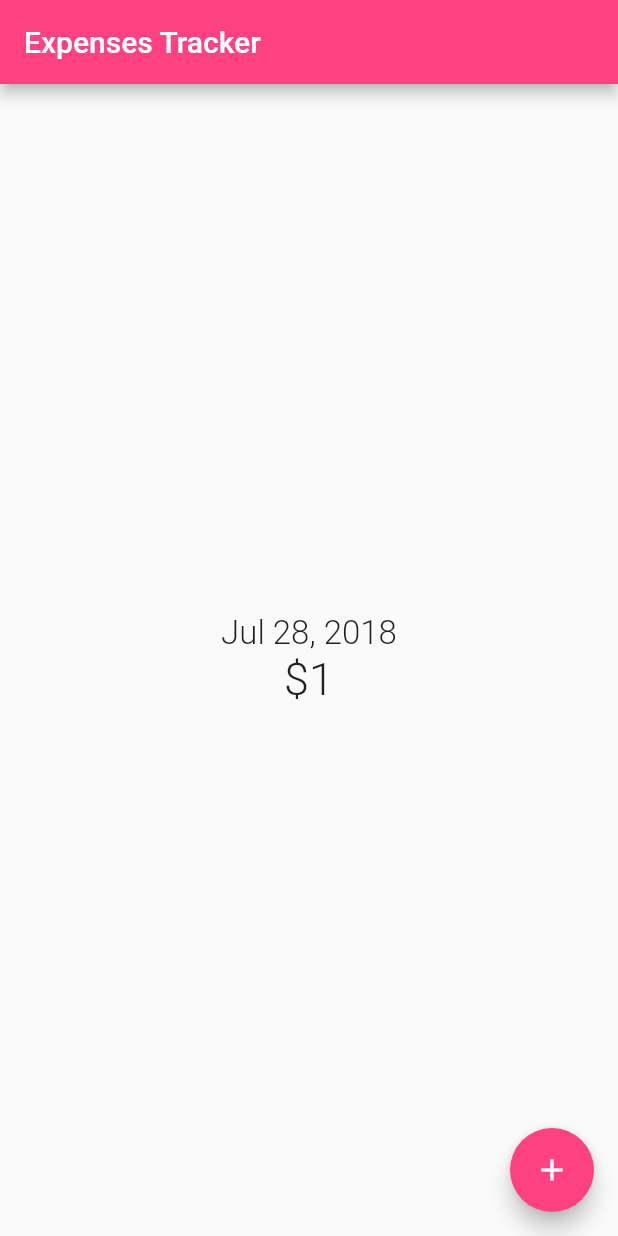
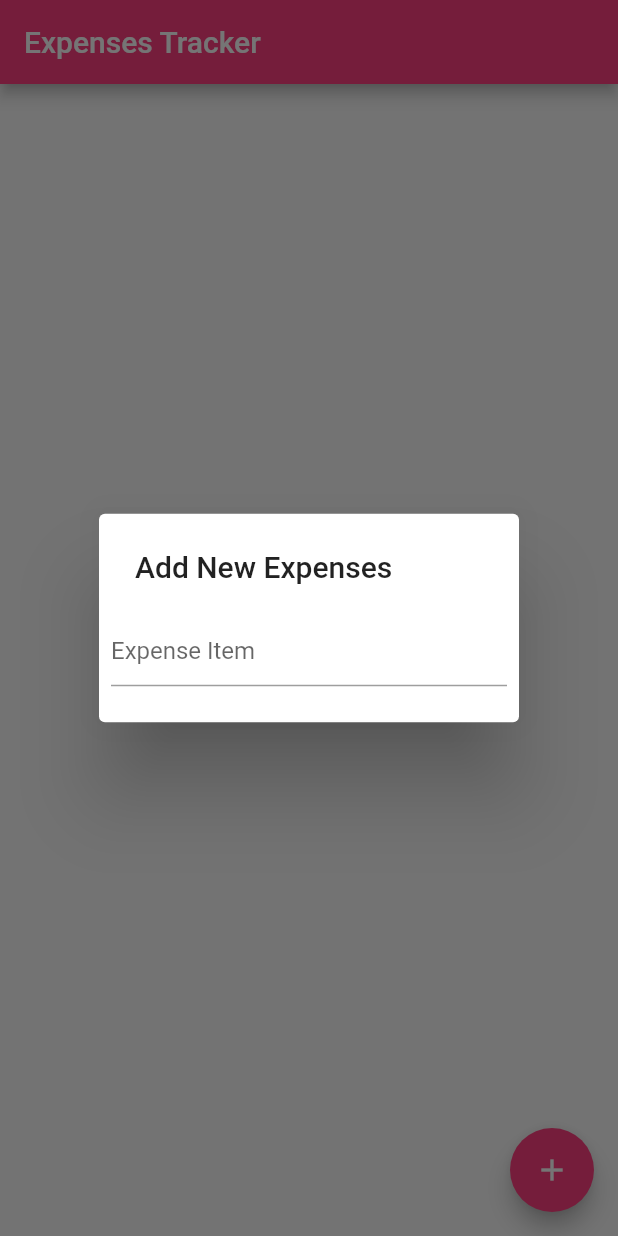
Before and after one commit to tattwei46/flutter_expenses_tracker, a Flutter app: the screen it shows after launch, after a tap on the "add" icon, on a phone screen of 412 x 824 dp. Run offline on Flutter 3.47's test engine with Material 2 defaults, Android fonts, the phone set to English and light mode, and no system bars.

Commit message:
Added simple dialog

```diff
--- a/lib/main.dart
+++ b/lib/main.dart
@@ -1,3 +1,5 @@
+import 'dart:async';
+
 import 'package:flutter/material.dart';
 import 'package:intl/intl.dart';
 
@@ -25,10 +27,17 @@ class _MyHomePageState extends State<MyHomePage> {
   int _total = 0;
   var _now = new DateFormat.yMMMd().format(new DateTime.now());
 
-  void _incrementTotal() {
+  void _addTotalExpenses() {
     setState(() {
       _total++;
     });
+  }
+
+   void showAddExpensesDialog({ BuildContext context, Widget child }) {
+    showDialog(
+      context: context,
+      builder: (BuildContext context) => child,
+    );
   }
 
   @override
@@ -59,7 +68,29 @@ class _MyHomePageState extends State<MyHomePage> {
         ),
       ),
       floatingActionButton: FloatingActionButton(
-        onPressed: _incrementTotal,
+        onPressed: () {
+              showAddExpensesDialog(
+                context: context,
+                child: new SimpleDialog(
+                  title: const Text(
+                    'Add New Expenses'),
+                  children: <Widget>[
+                    Padding(
+                      padding: const EdgeInsets.all(8.0),
+                      child: Column(
+                        children: <Widget>[
+                          TextField(
+                            decoration: InputDecoration(
+                              hintText: 'Expense Item'
+                            ),
+                          )
+                        ],
+                      ),
+                    )
+                  ],
+                )
+              );
+            },
         child: new Icon(Icons.add),
         backgroundColor: Colors.pinkAccent,
       ),
```
